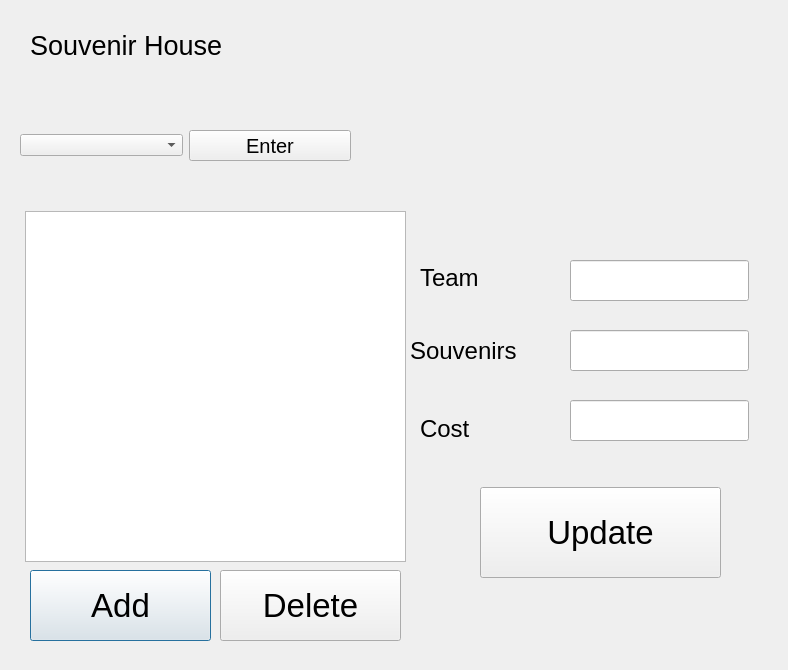
First picture: the form in souveniredit.ui, repository Ling2251/CS1D-Project-2-Baseball-Project, before the edit.
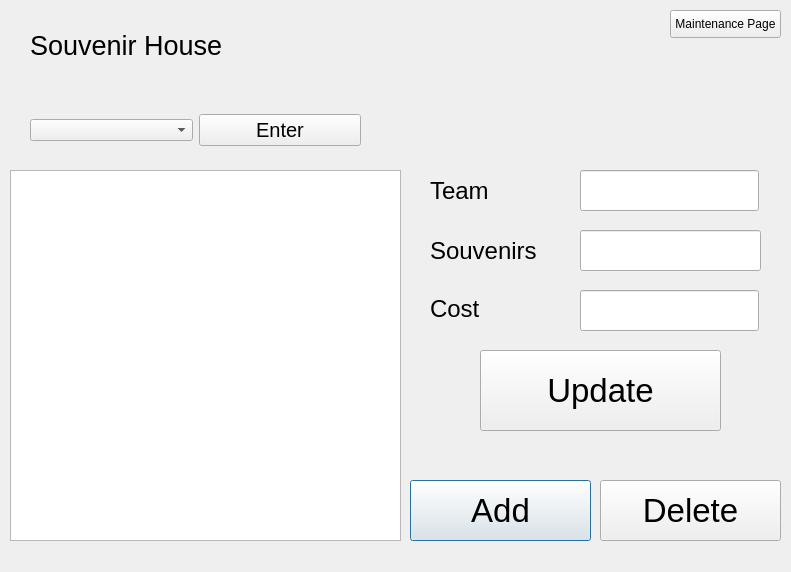
Second picture: the form after the edit.

The edit to the form file:
```diff
--- a/souveniredit.ui
+++ b/souveniredit.ui
@@ -6,8 +6,8 @@
    <rect>
     <x>0</x>
     <y>0</y>
-    <width>788</width>
-    <height>670</height>
+    <width>791</width>
+    <height>572</height>
    </rect>
   </property>
   <property name="windowTitle">
@@ -16,10 +16,10 @@
   <widget class="QTableView" name="souvenirTableView">
    <property name="geometry">
     <rect>
-     <x>25</x>
-     <y>211</y>
-     <width>381</width>
-     <height>351</height>
+     <x>10</x>
+     <y>170</y>
+     <width>391</width>
+     <height>371</height>
     </rect>
    </property>
   </widget>
@@ -44,10 +44,10 @@
   <widget class="QPushButton" name="addButton">
    <property name="geometry">
     <rect>
-     <x>30</x>
-     <y>570</y>
+     <x>410</x>
+     <y>480</y>
      <width>181</width>
-     <height>71</height>
+     <height>61</height>
     </rect>
    </property>
    <property name="font">
@@ -62,10 +62,10 @@
   <widget class="QPushButton" name="deleteButton">
    <property name="geometry">
     <rect>
-     <x>220</x>
-     <y>570</y>
+     <x>600</x>
+     <y>480</y>
      <width>181</width>
-     <height>71</height>
+     <height>61</height>
     </rect>
    </property>
    <property name="font">
@@ -81,9 +81,9 @@
    <property name="geometry">
     <rect>
      <x>480</x>
-     <y>487</y>
+     <y>350</y>
      <width>241</width>
-     <height>91</height>
+     <height>81</height>
     </rect>
    </property>
    <property name="font">
@@ -98,10 +98,10 @@
   <widget class="QLabel" name="label_2">
    <property name="geometry">
     <rect>
-     <x>420</x>
-     <y>260</y>
-     <width>129</width>
-     <height>36</height>
+     <x>430</x>
+     <y>170</y>
+     <width>131</width>
+     <height>41</height>
     </rect>
    </property>
    <property name="font">
@@ -116,8 +116,8 @@
   <widget class="QLabel" name="label_3">
    <property name="geometry">
     <rect>
-     <x>410</x>
-     <y>320</y>
+     <x>430</x>
+     <y>220</y>
      <width>129</width>
      <height>61</height>
     </rect>
@@ -134,8 +134,8 @@
   <widget class="QLineEdit" name="teamNameLine">
    <property name="geometry">
     <rect>
-     <x>570</x>
-     <y>260</y>
+     <x>580</x>
+     <y>170</y>
      <width>179</width>
      <height>41</height>
     </rect>
@@ -144,8 +144,8 @@
   <widget class="QLineEdit" name="costLine">
    <property name="geometry">
     <rect>
-     <x>570</x>
-     <y>400</y>
+     <x>580</x>
+     <y>290</y>
      <width>179</width>
      <height>41</height>
     </rect>
@@ -154,9 +154,9 @@
   <widget class="QLineEdit" name="souvenirNameLine">
    <property name="geometry">
     <rect>
-     <x>570</x>
-     <y>330</y>
-     <width>179</width>
+     <x>580</x>
+     <y>230</y>
+     <width>181</width>
      <height>41</height>
     </rect>
    </property>
@@ -164,8 +164,8 @@
   <widget class="QLabel" name="label_4">
    <property name="geometry">
     <rect>
-     <x>420</x>
-     <y>400</y>
+     <x>430</x>
+     <y>280</y>
      <width>129</width>
      <height>58</height>
     </rect>
@@ -179,13 +179,13 @@
     <string>Cost</string>
    </property>
   </widget>
-  <widget class="QWidget" name="">
+  <widget class="QWidget" name="layoutWidget">
    <property name="geometry">
     <rect>
-     <x>20</x>
-     <y>130</y>
+     <x>30</x>
+     <y>110</y>
      <width>331</width>
-     <height>31</height>
+     <height>41</height>
     </rect>
    </property>
    <layout class="QHBoxLayout" name="horizontalLayout">
@@ -206,6 +206,19 @@
     </item>
    </layout>
   </widget>
+  <widget class="QPushButton" name="pushButton">
+   <property name="geometry">
+    <rect>
+     <x>670</x>
+     <y>10</y>
+     <width>111</width>
+     <height>28</height>
+    </rect>
+   </property>
+   <property name="text">
+    <string>Maintenance Page</string>
+   </property>
+  </widget>
  </widget>
  <resources/>
  <connections/>
```
